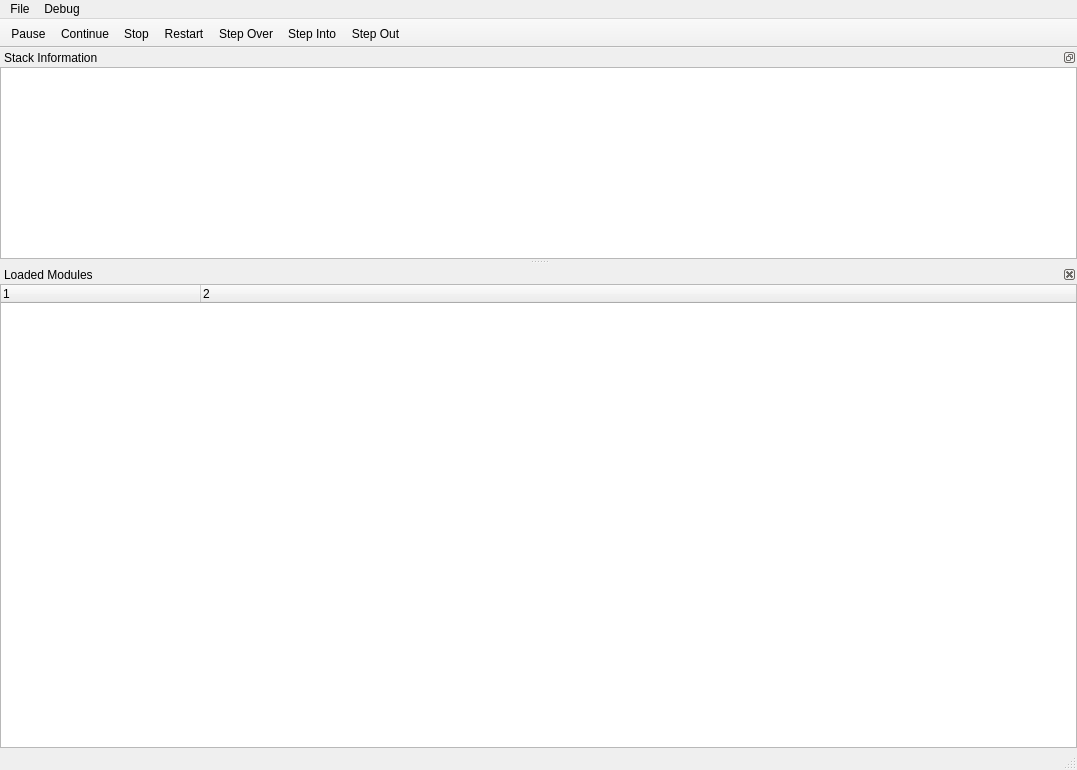
Above: qt/debuggerwindow.ui from inseven/opolua before the change. Below: the same form after it.
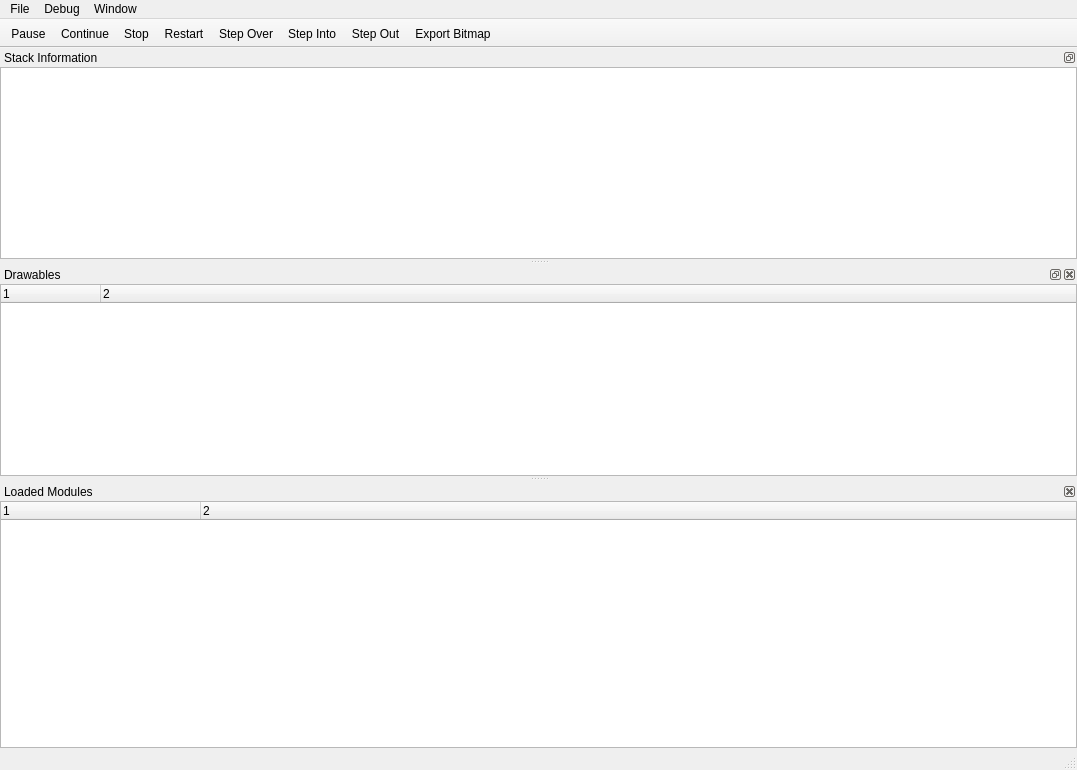
That is the form after the change. Icons and pictures are not drawn. Custom widgets are drawn as their Qt base class.

Commit message:
feat(qt): Add drawables to the debugger
Also add a window menu while we're there. Also driveby fix an issue
with debugger state not updating correctly when restarting from paused
state.

```diff
--- a/qt/debuggerwindow.ui
+++ b/qt/debuggerwindow.ui
@@ -14,7 +14,10 @@
    <string>OpoLua Debugger</string>
   </property>
   <property name="toolButtonStyle">
-   <enum>Qt::ToolButtonStyle::ToolButtonIconOnly</enum>
+   <enum>Qt::ToolButtonStyle::ToolButtonTextUnderIcon</enum>
+  </property>
+  <property name="documentMode">
+   <bool>false</bool>
   </property>
   <property name="unifiedTitleAndToolBarOnMac">
    <bool>true</bool>
@@ -26,7 +29,7 @@
      <x>0</x>
      <y>0</y>
      <width>1077</width>
-     <height>37</height>
+     <height>24</height>
     </rect>
    </property>
    <widget class="QMenu" name="menuFile">
@@ -53,8 +56,15 @@
     <addaction name="windowFocusEnabled"/>
     <addaction name="actionFlush"/>
    </widget>
+   <widget class="QMenu" name="menuWindow">
+    <property name="title">
+     <string>Window</string>
+    </property>
+    <addaction name="actionAbout"/>
+   </widget>
    <addaction name="menuFile"/>
    <addaction name="menuDebug"/>
+   <addaction name="menuWindow"/>
   </widget>
   <widget class="QStatusBar" name="statusbar"/>
   <widget class="QDockWidget" name="variablesDockWidget">
@@ -102,6 +112,7 @@
    <addaction name="actionStepOver"/>
    <addaction name="actionStepInto"/>
    <addaction name="actionStepOut"/>
+   <addaction name="actionExportBitmap"/>
   </widget>
   <widget class="QDockWidget" name="modulesDockWidget">
    <property name="features">
@@ -135,6 +146,32 @@
     </column>
    </widget>
   </widget>
+  <widget class="QDockWidget" name="drawablesDockWidget">
+   <property name="floating">
+    <bool>false</bool>
+   </property>
+   <property name="windowTitle">
+    <string>Drawables</string>
+   </property>
+   <attribute name="dockWidgetArea">
+    <number>2</number>
+   </attribute>
+   <widget class="QTreeWidget" name="drawablesView">
+    <property name="columnCount">
+     <number>2</number>
+    </property>
+    <column>
+     <property name="text">
+      <string notr="true">1</string>
+     </property>
+    </column>
+    <column>
+     <property name="text">
+      <string notr="true">2</string>
+     </property>
+    </column>
+   </widget>
+  </widget>
   <action name="actionPause">
    <property name="icon">
     <iconset theme="QIcon::ThemeIcon::MediaPlaybackPause"/>
@@ -288,6 +325,28 @@
     <string>Ctrl+U</string>
    </property>
   </action>
+  <action name="actionExportBitmap">
+   <property name="icon">
+    <iconset theme="QIcon::ThemeIcon::ImageLoading"/>
+   </property>
+   <property name="text">
+    <string>Export Bitmap</string>
+   </property>
+   <property name="shortcut">
+    <string>Ctrl+B</string>
+   </property>
+   <property name="menuRole">
+    <enum>QAction::MenuRole::NoRole</enum>
+   </property>
+  </action>
+  <action name="actionAbout">
+   <property name="text">
+    <string>About</string>
+   </property>
+   <property name="menuRole">
+    <enum>QAction::MenuRole::AboutRole</enum>
+   </property>
+  </action>
  </widget>
  <customwidgets>
   <customwidget>
```
Left out of the diff: 1 changed line with no effect on the pictures. The commit also changes 20 other files.
